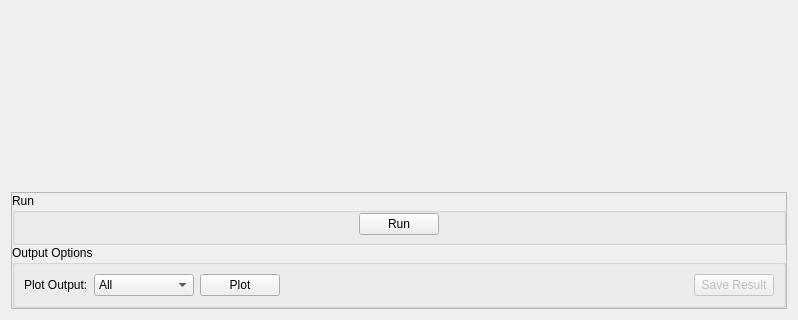
The window that qt/scientific_interfaces/Indirect/JumpFit.ui (igudich/mantid) describes before a commit, drawn with Qt 5; both pictures show x 0 to 798 and y 414 to 734 of the 798 by 734 pixel window.
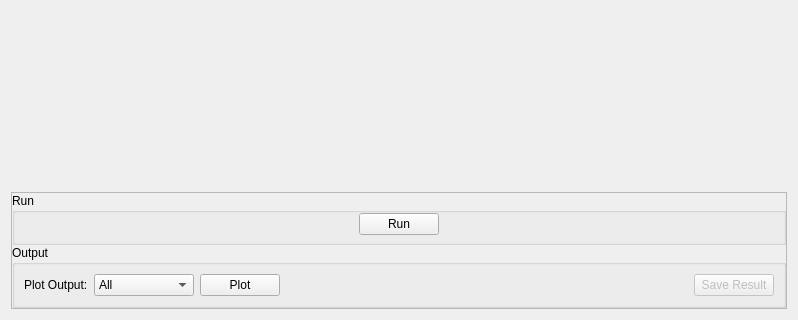
The same window after the commit. Custom widgets are drawn as their Qt base class.

```diff
--- a/qt/scientific_interfaces/Indirect/JumpFit.ui
+++ b/qt/scientific_interfaces/Indirect/JumpFit.ui
@@ -211,7 +211,7 @@
           <item>
            <widget class="QGroupBox" name="gbOutput">
             <property name="title">
-             <string>Output Options</string>
+             <string>Output</string>
             </property>
             <layout class="QHBoxLayout" name="horizontalLayout">
              <item>
```
